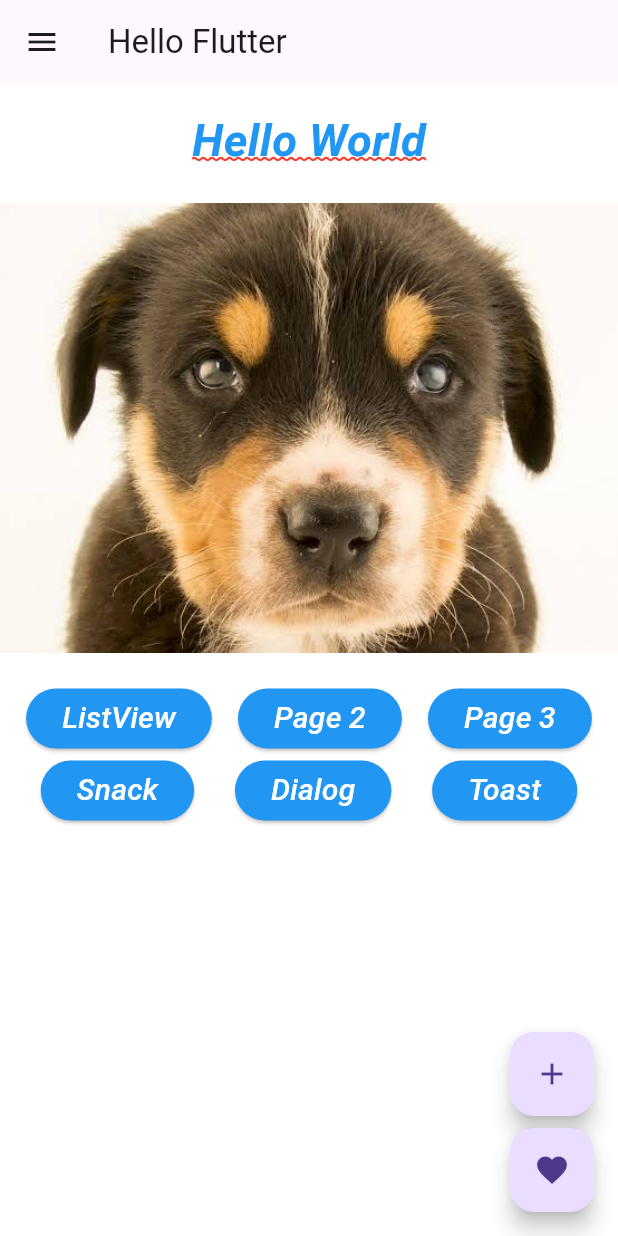
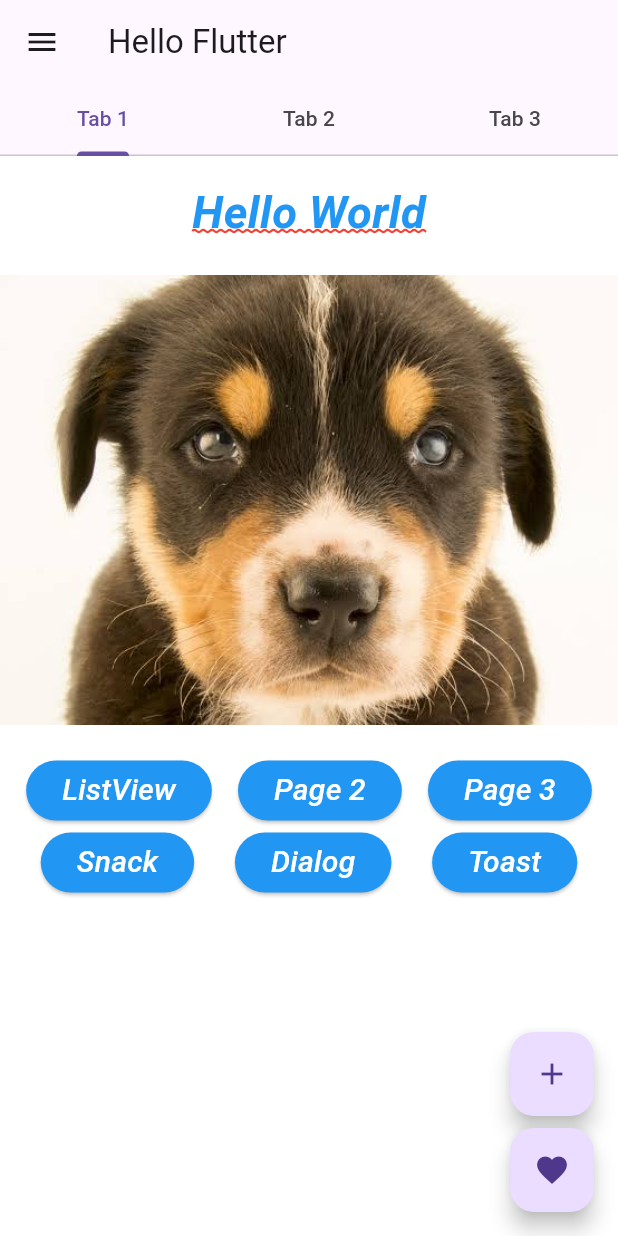
Before and after one commit to Miel230/curso-flutter, a Flutter app: the screen it shows after launch, on a phone screen of 412 x 824 dp. Run offline on Flutter 3.47's test engine with Material 3 defaults, Android fonts, the phone set to English and light mode, and no system bars; our stand-ins replace fluttertoast.

Commit message:
Adicionando os Tabs

```diff
--- a/lib/home_page.dart
+++ b/lib/home_page.dart
@@ -10,11 +10,26 @@ import 'package:fluttertoast/fluttertoast.dart';
 class HomePage extends StatelessWidget {
   @override
   Widget build(BuildContext context) {
-    return Scaffold(
+    return DefaultTabController(
+      length: 3,
+      child: Scaffold(
         appBar: AppBar(
           title: Text("Hello Flutter"),
+          bottom: TabBar(tabs: [
+            Tab(text: "Tab 1",),
+            Tab(text: "Tab 2",),
+            Tab(text: "Tab 3",),
+          ]),
         ),
-      body: _body(context),
+        body: TabBarView(children: [
+          _body(context),
+          Container(
+            color: Colors.green,
+          ),
+          Container(
+            color: Colors.yellow,
+          )
+        ]),
         floatingActionButton: Column(
           mainAxisAlignment: MainAxisAlignment.end,
           children: <Widget>[
@@ -37,6 +52,7 @@ class HomePage extends StatelessWidget {
           ],
         ),
           drawer: DrawerList(
+          ),
       ),
     );
   }
```
Lines whose indentation alone changed are shown as unchanged.
